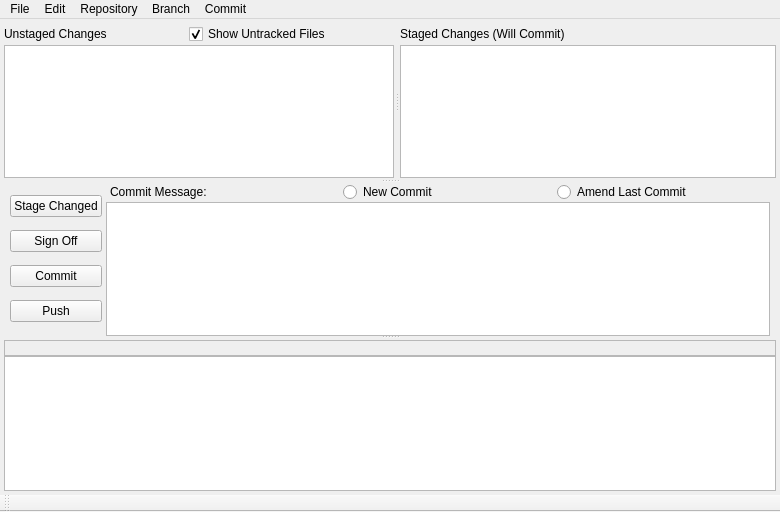
This is ui/maingui.ui in git-cola/git-cola as Qt 5 draws it before an edit. The edited form follows.
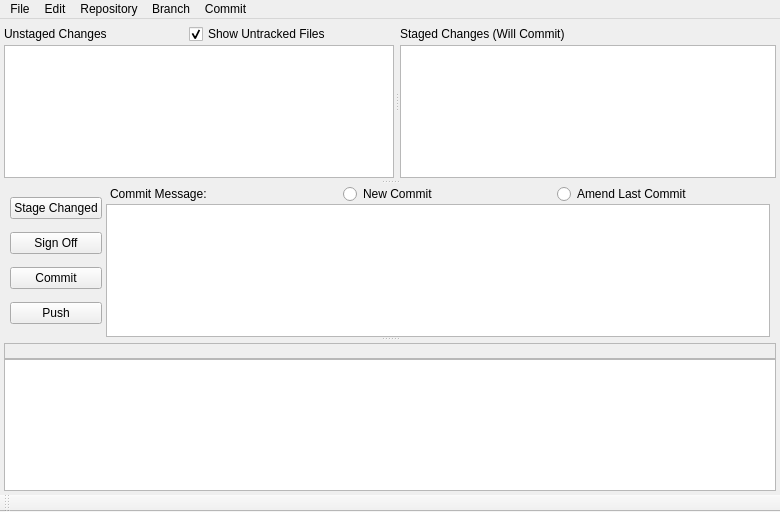
This is the edited form.

Patch:
```diff
--- a/ui/maingui.ui
+++ b/ui/maingui.ui
@@ -17,16 +17,6 @@
       <property name="orientation" >
        <enum>Qt::Vertical</enum>
       </property>
-      <property name="handleWidth" >
-       <number>2</number>
-      </property>
-      <widget class="QSplitter" name="splitter_bottom" >
-       <property name="orientation" >
-        <enum>Qt::Vertical</enum>
-       </property>
-       <property name="handleWidth" >
-        <number>2</number>
-       </property>
        <widget class="QSplitter" name="splitter" >
         <property name="orientation" >
          <enum>Qt::Horizontal</enum>
@@ -185,6 +175,10 @@
          </layout>
         </widget>
        </widget>
+      <widget class="QSplitter" name="splitter_bottom" >
+       <property name="orientation" >
+        <enum>Qt::Vertical</enum>
+       </property>
        <widget class="QWidget" name="layoutWidget" >
         <layout class="QHBoxLayout" >
          <property name="spacing" >
@@ -350,7 +344,6 @@
          </item>
         </layout>
        </widget>
-      </widget>
       <widget class="QWidget" name="layoutWidget" >
        <layout class="QVBoxLayout" >
         <property name="spacing" >
@@ -403,6 +396,7 @@
        </layout>
       </widget>
      </widget>
+     </widget>
     </item>
    </layout>
   </widget>
@@ -412,7 +406,7 @@
      <x>0</x>
      <y>0</y>
      <width>780</width>
-     <height>26</height>
+     <height>28</height>
     </rect>
    </property>
    <widget class="QMenu" name="repository_menu" >
```
Lines whose indentation alone changed are shown as unchanged.
